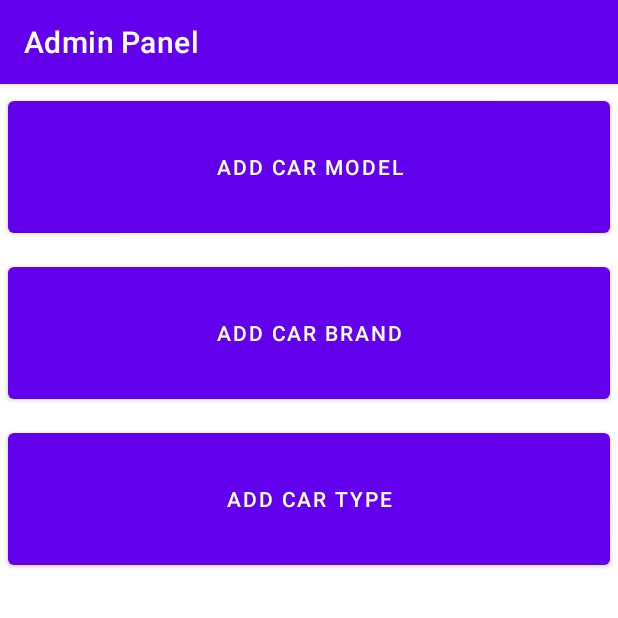
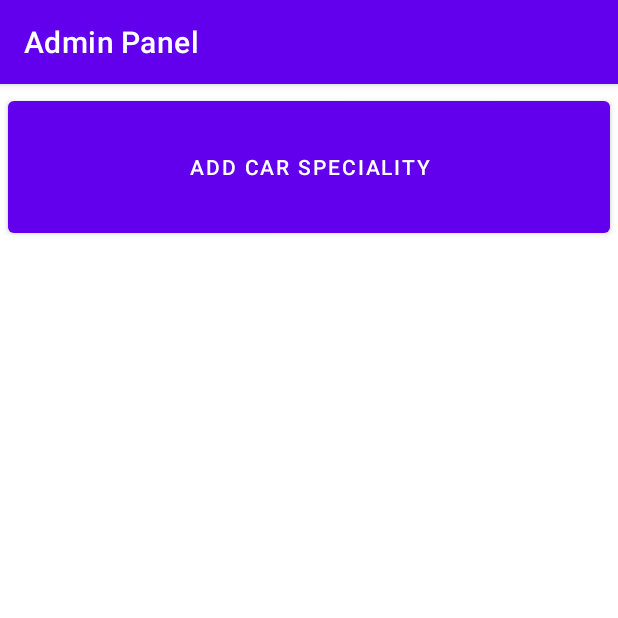
Before and after one commit to sevvaloz/CarForSaleApp, an Android app: the AdminActivity screen opened directly, with no data from a screen before it, on a phone screen of 412 x 824 dp, the top half of it. Run offline under Robolectric (Android 15) with nearby library versions, the phone set to English and light mode, and no system bars; our stand-ins replace Dagger/Hilt's generated code, Firebase (no records; nobody signed in at launch, a user with empty details on screens opened directly).

Commit message:
brand and type class added to database.

```diff
--- a/app/src/main/java/com/ozdamarsevval/carsystemapp/repository/CarRepositoryImpl.kt
+++ b/app/src/main/java/com/ozdamarsevval/carsystemapp/repository/CarRepositoryImpl.kt
@@ -49,7 +49,7 @@ class CarRepositoryImpl(
         val document = db.collection("Cars").document(car.id)
         document.set(car)
             .addOnSuccessListener {
-                result.invoke(UiState.Success("Car has been update successfully"))
+                result.invoke(UiState.Success("Car updated"))
             }
             .addOnFailureListener {
                 result.invoke(UiState.Failure(it.localizedMessage))
@@ -59,7 +59,7 @@ class CarRepositoryImpl(
     override fun deleteCar(car: Car, result: (UiState<String>) -> Unit) {
         db.collection("Cars").document(car.id).delete()
             .addOnSuccessListener {
-                result.invoke(UiState.Success("Car deleted successfully"))
+                result.invoke(UiState.Success("Car deleted"))
             }
             .addOnFailureListener {
                 result.invoke(UiState.Failure(it.message))
--- a/app/src/main/java/com/ozdamarsevval/carsystemapp/repository/CarSpecialityRepository.kt
+++ b/app/src/main/java/com/ozdamarsevval/carsystemapp/repository/CarSpecialityRepository.kt
@@ -10,5 +10,7 @@ interface CarSpecialityRepository {
     fun addModel(model: Model, result: (UiState<String>) -> Unit)
     fun getModels(result: (UiState<List<Model>>) -> Unit)
     fun addBrand(brand: Brand, result: (UiState<String>) -> Unit)
+    fun getBrands(result: (UiState<List<Brand>>) -> Unit)
     fun addType(type: Type, result: (UiState<String>) -> Unit)
+    fun getTypes(result: (UiState<List<Type>>) -> Unit)
 }
--- a/app/src/main/java/com/ozdamarsevval/carsystemapp/view/AdminActivity.kt
+++ b/app/src/main/java/com/ozdamarsevval/carsystemapp/view/AdminActivity.kt
@@ -37,7 +37,7 @@ class AdminActivity : AppCompatActivity() {
     private fun listener() {
 
         binding.apply {
-            toModelButton.setOnClickListener {
+            toButton.setOnClickListener {
                 startActivity(Intent(this@AdminActivity, CarSpecialityActivity::class.java))
             }
         }
--- a/app/src/main/java/com/ozdamarsevval/carsystemapp/view/LoginActivity.kt
+++ b/app/src/main/java/com/ozdamarsevval/carsystemapp/view/LoginActivity.kt
@@ -28,6 +28,7 @@ class LoginActivity : AppCompatActivity() {
         binding = ActivityLoginBinding.inflate(layoutInflater)
         setContentView(binding.root)
 
+        supportActionBar?.title = "Login"
 
         if(Firebase.auth.currentUser != null){
             startActivity(Intent(this@LoginActivity, MainActivity::class.java))
--- a/app/src/main/java/com/ozdamarsevval/carsystemapp/view/MainActivity.kt
+++ b/app/src/main/java/com/ozdamarsevval/carsystemapp/view/MainActivity.kt
@@ -34,7 +34,7 @@ class MainActivity : AppCompatActivity() {
         super.onCreate(savedInstanceState)
         setContentView(R.layout.activity_main)
 
-        supportActionBar?.title = "Welcome"
+        supportActionBar?.title = "Welcome " + (Firebase.auth.currentUser?.email)?.substringBefore("@") + "!"
 
         binding = ActivityMainBinding.inflate(layoutInflater)
         setContentView(binding.root)
--- a/app/src/main/java/com/ozdamarsevval/carsystemapp/view/RegisterActivity.kt
+++ b/app/src/main/java/com/ozdamarsevval/carsystemapp/view/RegisterActivity.kt
@@ -22,6 +22,8 @@ class RegisterActivity : AppCompatActivity() {
     override fun onCreate(savedInstanceState: Bundle?) {
         super.onCreate(savedInstanceState)
         setContentView(R.layout.activity_register)
+
+        supportActionBar?.title = "Register"
 
         binding = ActivityRegisterBinding.inflate(layoutInflater)
         setContentView(binding.root)
--- a/app/src/main/res/layout/activity_admin.xml
+++ b/app/src/main/res/layout/activity_admin.xml
@@ -1,5 +1,5 @@
 <?xml version="1.0" encoding="utf-8"?>
-<RelativeLayout
+<androidx.constraintlayout.widget.ConstraintLayout
     xmlns:android="http://schemas.android.com/apk/res/android"
     xmlns:app="http://schemas.android.com/apk/res-auto"
     xmlns:tools="http://schemas.android.com/tools"
@@ -8,29 +8,14 @@
     tools:context=".view.AdminActivity">
 
     <Button
-        android:id="@+id/toModelButton"
+        android:id="@+id/toButton"
         android:layout_width="match_parent"
         android:layout_height="100dp"
         android:layout_margin="5dp"
-        android:text="ADD CAR MODEL">
-    </Button>
-    <Button
-        android:id="@+id/toBrandButton"
-        android:layout_width="match_parent"
-        android:layout_height="100dp"
-        android:layout_margin="5dp"
-        android:text="ADD CAR BRAND"
-        android:layout_below="@+id/toModelButton">
-    </Button>
-    <Button
-        android:id="@+id/toTypeButton"
-        android:layout_width="match_parent"
-        android:layout_height="100dp"
-        android:layout_margin="5dp"
-        android:text="ADD CAR TYPE"
-        android:layout_below="@+id/toBrandButton">
+        android:text="ADD CAR SPECIALITY"
+        app:layout_constraintEnd_toEndOf="parent"
+        app:layout_constraintStart_toStartOf="parent"
+        app:layout_constraintTop_toTopOf="parent">
     </Button>
 
-
-
-</RelativeLayout>
+</androidx.constraintlayout.widget.ConstraintLayout>
--- a/app/src/main/res/layout/activity_car_speciality.xml
+++ b/app/src/main/res/layout/activity_car_speciality.xml
@@ -24,7 +24,8 @@
         android:layout_marginTop="5dp"
         android:layout_marginEnd="5dp"
         android:layout_marginBottom="5dp"
-        android:hint="Add Brand"></EditText>
+        android:hint="Add Brand">
+    </EditText>
 
     <EditText
         android:id="@+id/typeTxt"
@@ -41,7 +42,7 @@
     <Button
         android:id="@+id/addButton"
         android:layout_width="match_parent"
-        android:layout_height="wrap_content"
+        android:layout_height="60dp"
         android:layout_alignParentBottom="true"
         android:text="ADD"
         android:layout_margin="5dp">
```
Also changed, not shown: app/src/main/java/com/ozdamarsevval/carsystemapp/repository/CarSpecialityRepositoryImlp.kt (+30 -0 lines), app/src/main/java/com/ozdamarsevval/carsystemapp/view/CarDetailActivity.kt (+75 -25 lines), app/src/main/java/com/ozdamarsevval/carsystemapp/view/CarSpecialityActivity.kt (+39 -2 lines), app/src/main/java/com/ozdamarsevval/carsystemapp/viewmodel/CarSpecialityViewModel.kt (+43 -1 lines).
